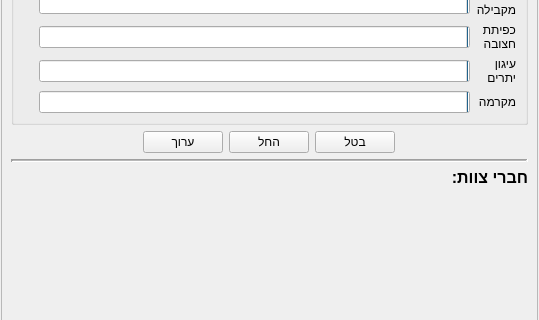
PillowTweezers/PurMyun, file gui/resources/teamwidget.ui: the form before one commit; both pictures show x 0 to 539 and y 156 to 476 of the 539 by 568 pixel window.
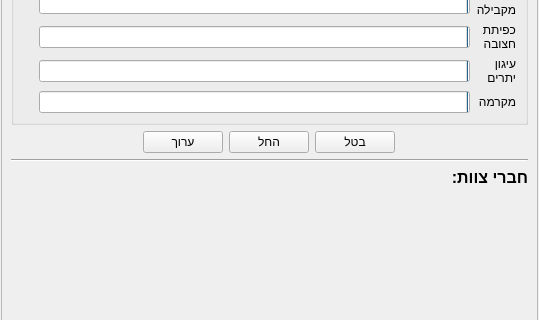
The form after the commit. Icons and pictures are not drawn. Custom widgets are drawn as their Qt base class.

```diff
--- a/gui/resources/teamwidget.ui
+++ b/gui/resources/teamwidget.ui
@@ -362,10 +362,10 @@
        <item>
         <widget class="Line" name="line">
          <property name="lineWidth">
-          <number>2</number>
+          <number>1</number>
          </property>
          <property name="midLineWidth">
-          <number>1</number>
+          <number>0</number>
          </property>
          <property name="orientation">
           <enum>Qt::Horizontal</enum>
```
